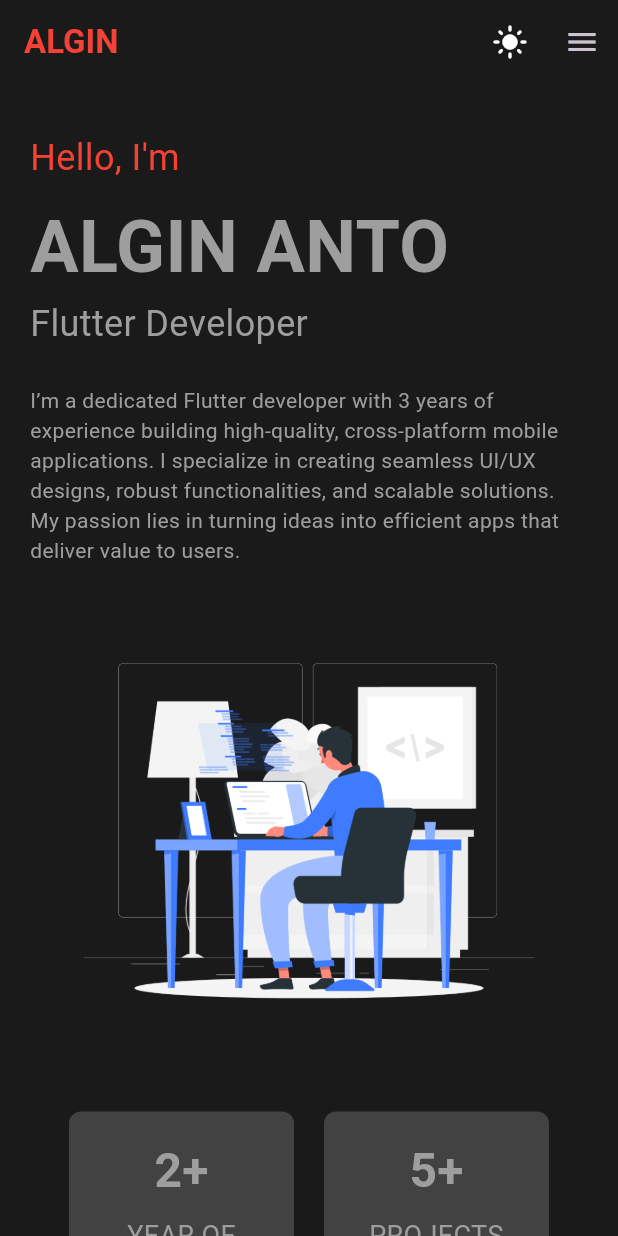
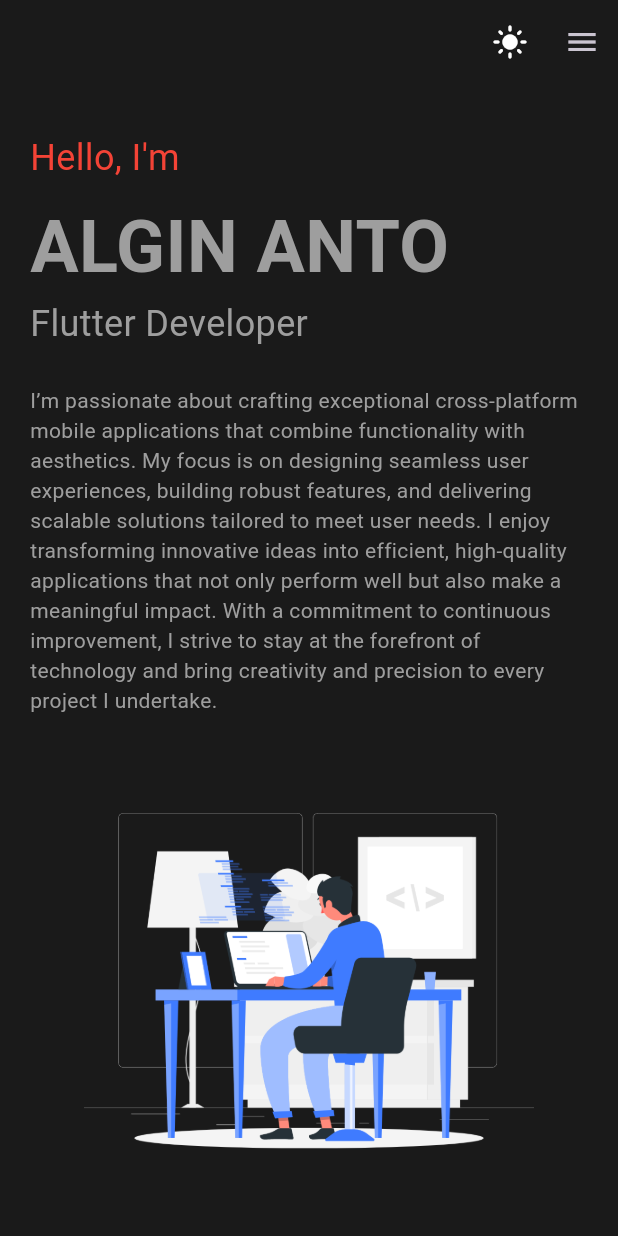
Before and after one commit to alginanto/personal_portfolio, a Flutter app: the screen it shows after launch, in the side drawer, after a tap on "DOWNLOAD CV", on a phone screen of 412 x 824 dp. Run offline on Flutter 3.47's test engine with Material 3 defaults, Android fonts, the phone set to English and light mode, and no system bars; drawn by our look-alikes of scrollable_positioned_list; our stand-ins replace font_awesome_flutter, shared_preferences; network calls fail.

Commit message:
almost completed

```diff
--- a/assets/portfolio_data.json
+++ b/assets/portfolio_data.json
@@ -2,7 +2,7 @@
     "personalInfo": {
       "name": "ALGIN ANTO",
       "title": "Flutter Developer",
-      "description": "I’m a dedicated Flutter developer with 3 years of experience building high-quality, cross-platform mobile applications. I specialize in creating seamless UI/UX designs, robust functionalities, and scalable solutions. My passion lies in turning ideas into efficient apps that deliver value to users.",
+      "description": "I’m passionate about crafting exceptional cross-platform mobile applications that combine functionality with aesthetics. My focus is on designing seamless user experiences, building robust features, and delivering scalable solutions tailored to meet user needs. I enjoy transforming innovative ideas into efficient, high-quality applications that not only perform well but also make a meaningful impact. With a commitment to continuous improvement, I strive to stay at the forefront of technology and bring creativity and precision to every project I undertake.",
       "imageUrl": "assets/images/profile.png",
       "stats": [
         {
@@ -22,18 +22,18 @@
     "services": [
       {
         "title": "App Development",
-        "description": "Lorem ipsum dolor sit amet, consectetur adipiscing elit.",
+        "description": "I create cross-platform apps that are intuitive, functional, and scalable. My focus is on delivering great user experiences with clean designs and robust features. Turning ideas into impactful apps is what I do best.",
         "icon": "Icons.search"
       },
       {
         "title": "Website Development",
-        "description": "Lorem ipsum dolor sit amet, consectetur adipiscing elit.",
+        "description": "I design and build responsive, user-friendly websites that prioritize performance and accessibility. My goal is to create web experiences that are visually appealing and function seamlessly across all devices.",
         "icon": "Icons.home"
       },
 
       {
         "title": "Full Stack Development",
-        "description": "Lorem ipsum dolor sit amet, consectetur adipiscing elit.",
+        "description": "I handle both frontend and backend development to create complete, end-to-end solutions. From intuitive interfaces to robust server-side logic, I ensure every aspect of the application works together flawlessly.",
         "icon": "Icons.settings"
       }
     ],
--- /dev/null
+++ b/lib/pages/drawer/drawer_page.dart
@@ -0,0 +1,65 @@
+import 'package:flutter/material.dart';
+
+class NavDrawer extends StatelessWidget {
+  final List<String> navItems;
+  final Function(int) onItemSelected;
+  final VoidCallback onDownloadCV;
+
+  const NavDrawer({
+    super.key,
+    required this.navItems,
+    required this.onItemSelected,
+    required this.onDownloadCV,
+  });
+
+  @override
+  Widget build(BuildContext context) {
+    return Drawer(
+      child: Container(
+        color: const Color(0xFF1A1A1A),
+        child: ListView(
+          padding: EdgeInsets.zero,
+          children: [
+            const DrawerHeader(
+              decoration: BoxDecoration(
+                color: Colors.red,
+              ),
+              child: Align(
+                alignment: Alignment.bottomLeft,
+                child: Text(
+                  'ALGIN ANTO',
+                  style: TextStyle(
+                    color: Colors.white,
+                    fontSize: 32,
+                    fontWeight: FontWeight.bold,
+                  ),
+                ),
+              ),
+            ),
+            ...navItems.map((item) => ListTile(
+                  title: Text(
+                    item,
+                    style: const TextStyle(color: Colors.white),
+                  ),
+                  onTap: () {
+                    onItemSelected(navItems.indexOf(item));
+                    Navigator.pop(context);
+                  },
+                )),
+            const Divider(color: Colors.grey),
+            ListTile(
+              title: const Text(
+                'DOWNLOAD CV',
+                style: TextStyle(color: Colors.white),
+              ),
+              onTap: () {
+                onDownloadCV();
+                Navigator.pop(context);
+              },
+            ),
+          ],
+        ),
+      ),
+    );
+  }
+}
--- a/lib/pages/home/home_page.dart
+++ b/lib/pages/home/home_page.dart
@@ -1,6 +1,7 @@
 import 'package:flutter/material.dart';
 import 'package:portfolio/models/portfolio_data.dart';
 import 'package:portfolio/pages/contact/contact_page.dart';
+import 'package:portfolio/pages/drawer/drawer_page.dart';
 import 'package:portfolio/pages/hero/hero_page.dart';
 import 'package:portfolio/pages/portfolio/portfolio_page.dart';
 import 'package:portfolio/pages/resume/resume_page.dart';
--- a/lib/widget/responsive_navbar.dart
+++ b/lib/widget/responsive_navbar.dart
@@ -87,13 +87,6 @@ class ResponsiveNavbar extends StatelessWidget {
     return AppBar(
       backgroundColor: Colors.transparent,
       elevation: 0,
-      title: const Text(
-        'ALGIN',
-        style: TextStyle(
-          color: Colors.red,
-          fontWeight: FontWeight.bold,
-        ),
-      ),
       actions: [
         IconButton(
           icon: Icon(
@@ -112,64 +105,3 @@ class ResponsiveNavbar extends StatelessWidget {
     );
   }
 }
-
-class NavDrawer extends StatelessWidget {
-  final List<String> navItems;
-  final Function(int) onItemSelected;
-  final VoidCallback onDownloadCV;
-
-  const NavDrawer({
-    super.key,
-    required this.navItems,
-    required this.onItemSelected,
-    required this.onDownloadCV,
-  });
-
-  @override
-  Widget build(BuildContext context) {
-    return Drawer(
-      child: Container(
-        color: const Color(0xFF1A1A1A),
-        child: ListView(
-          padding: EdgeInsets.zero,
-          children: [
-            const DrawerHeader(
-              decoration: BoxDecoration(
-                color: Colors.red,
-              ),
-              child: Text(
-                'FORSTR',
-                style: TextStyle(
-                  color: Colors.white,
-                  fontSize: 24,
-                  fontWeight: FontWeight.bold,
-                ),
-              ),
-            ),
-            ...navItems.map((item) => ListTile(
-                  title: Text(
-                    item,
-                    style: const TextStyle(color: Colors.white),
-                  ),
-                  onTap: () {
-                    onItemSelected(navItems.indexOf(item));
-                    Navigator.pop(context);
-                  },
-                )),
-            const Divider(color: Colors.grey),
-            ListTile(
-              title: const Text(
-                'DOWNLOAD CV',
-                style: TextStyle(color: Colors.white),
-              ),
-              onTap: () {
-                onDownloadCV();
-                Navigator.pop(context);
-              },
-            ),
-          ],
-        ),
-      ),
-    );
-  }
-}
--- a/lib/widget/service_card.dart
+++ b/lib/widget/service_card.dart
@@ -33,7 +33,7 @@ class _ServiceCardState extends State<ServiceCard> {
           borderRadius: BorderRadius.circular(8),
           boxShadow: [
             BoxShadow(
-              color: Colors.black.withOpacity(0.1),
+              color: Colors.black.withValues(alpha: 0.1,),
               blurRadius: 10,
               offset: const Offset(0, 5),
             ),
@@ -60,7 +60,7 @@ class _ServiceCardState extends State<ServiceCard> {
                   begin: Alignment.bottomCenter,
                   end: Alignment.topCenter,
                   colors: [
-                    Colors.black54,
+                    Colors.black,
                     Colors.transparent,
                   ],
                 ),
```
